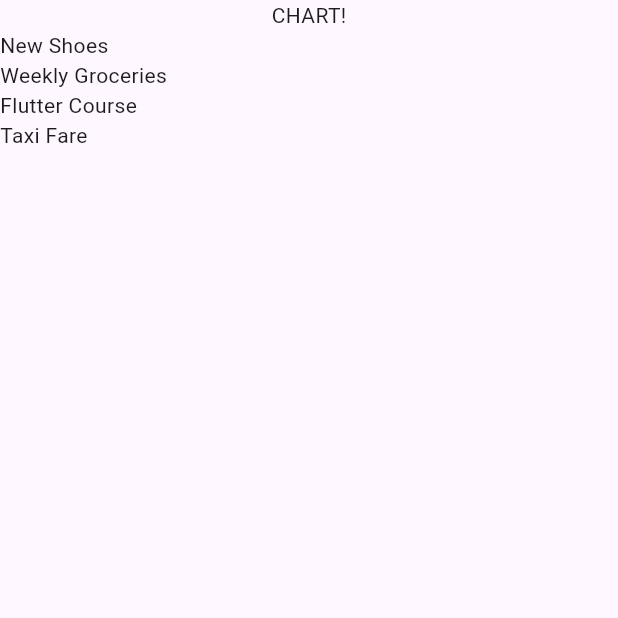
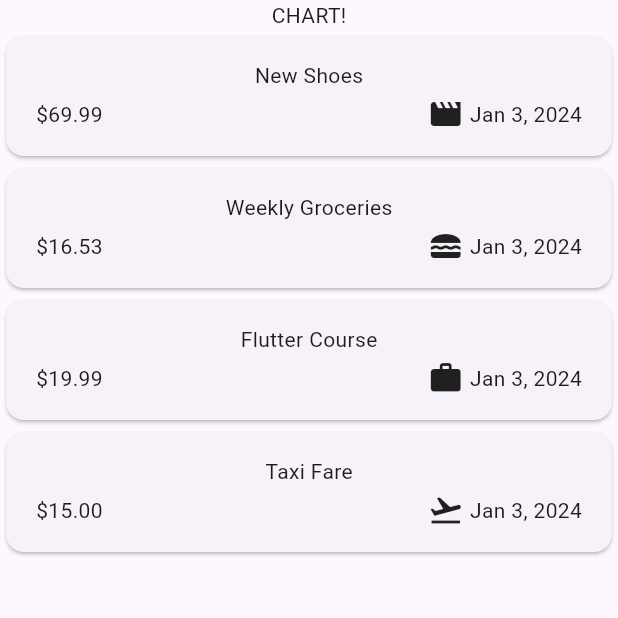
Before and after one commit to KrishKoria/Expense-Tracker, a Flutter app: the screen it shows after launch, on a phone screen of 412 x 824 dp, the top half of it. Run offline on Flutter 3.47's test engine with Material 3 defaults, Android fonts, the phone set to English and light mode, and no system bars.

Commit message:
Restructered the Project, Styled The expense List

```diff
--- a/lib/Models/expense_model.dart
+++ b/lib/Models/expense_model.dart
@@ -1,3 +1,5 @@
+import "package:flutter/material.dart";
+import "package:intl/intl.dart";
 import "package:uuid/uuid.dart";
 
 const uuid = Uuid();
@@ -8,6 +10,15 @@ enum Category {
   leisure,
   work,
 }
+
+final formatter = DateFormat.yMMMd();
+
+const categoryIcons = {
+  Category.food: Icons.lunch_dining,
+  Category.travel: Icons.flight_takeoff,
+  Category.leisure: Icons.movie,
+  Category.work: Icons.work,
+};
 
 class ExpenseModel {
   final String id;
@@ -22,4 +33,8 @@ class ExpenseModel {
     required this.date,
     required this.category,
   }) : id = uuid.v4();
+
+  String get formattedDate {
+    return formatter.format(date);
+  }
 }
--- /dev/null
+++ b/lib/Widgets/Expenses_list/expense_item.dart
@@ -0,0 +1,37 @@
+import 'package:expense_tracker/Models/expense_model.dart';
+import 'package:flutter/material.dart';
+
+class ExpenseItem extends StatelessWidget {
+  const ExpenseItem(this.expense, {super.key});
+  final ExpenseModel expense;
+  @override
+  Widget build(BuildContext context) {
+    return Card(
+      child: Padding(
+        padding: const EdgeInsets.symmetric(
+          vertical: 16,
+          horizontal: 20,
+        ),
+        child: Column(
+          children: [
+            Text(expense.title),
+            const SizedBox(height: 4),
+            Row(
+              children: [
+                Text('\$${expense.amount.toStringAsFixed(2)}'),
+                const Spacer(),
+                Row(
+                  children: [
+                    Icon(categoryIcons[expense.category]),
+                    const SizedBox(width: 4),
+                    Text(expense.formattedDate),
+                  ],
+                ),
+              ],
+            ),
+          ],
+        ),
+      ),
+    );
+  }
+}
--- a/lib/expenses_list.dart
+++ b/lib/Widgets/Expenses_list/expenses_list.dart
@@ -1,4 +1,5 @@
 import 'package:expense_tracker/Models/expense_model.dart';
+import 'package:expense_tracker/Widgets/Expenses_list/expense_item.dart';
 import 'package:flutter/widgets.dart';
 
 class ExpensesList extends StatelessWidget {
@@ -7,7 +8,7 @@ class ExpensesList extends StatelessWidget {
   @override
   Widget build(BuildContext context) {
     return ListView.builder(
-      itemBuilder: (ctx, index) => Text(expensesList[index].title),
+      itemBuilder: (ctx, index) => ExpenseItem(expensesList[index]),
       itemCount: expensesList.length,
     );
   }
--- a/lib/expenses.dart
+++ b/lib/Widgets/expenses.dart
@@ -1,5 +1,5 @@
 import "package:expense_tracker/Models/expense_model.dart";
-import "package:expense_tracker/expenses_list.dart";
+import 'package:expense_tracker/Widgets/Expenses_list/expenses_list.dart';
 import "package:flutter/material.dart";
 
 class Expenses extends StatefulWidget {
--- a/lib/main.dart
+++ b/lib/main.dart
@@ -1,4 +1,4 @@
-import 'package:expense_tracker/expenses.dart';
+import 'package:expense_tracker/Widgets/expenses.dart';
 import 'package:flutter/material.dart';
 
 void main() {
--- a/pubspec.yaml
+++ b/pubspec.yaml
@@ -36,6 +36,7 @@ dependencies:
   # Use with the CupertinoIcons class for iOS style icons.
   cupertino_icons: ^1.0.2
   uuid: ^4.2.2
+  intl: ^0.19.0
 
 dev_dependencies:
   flutter_test:
```
Also changed, not shown: pubspec.lock.
